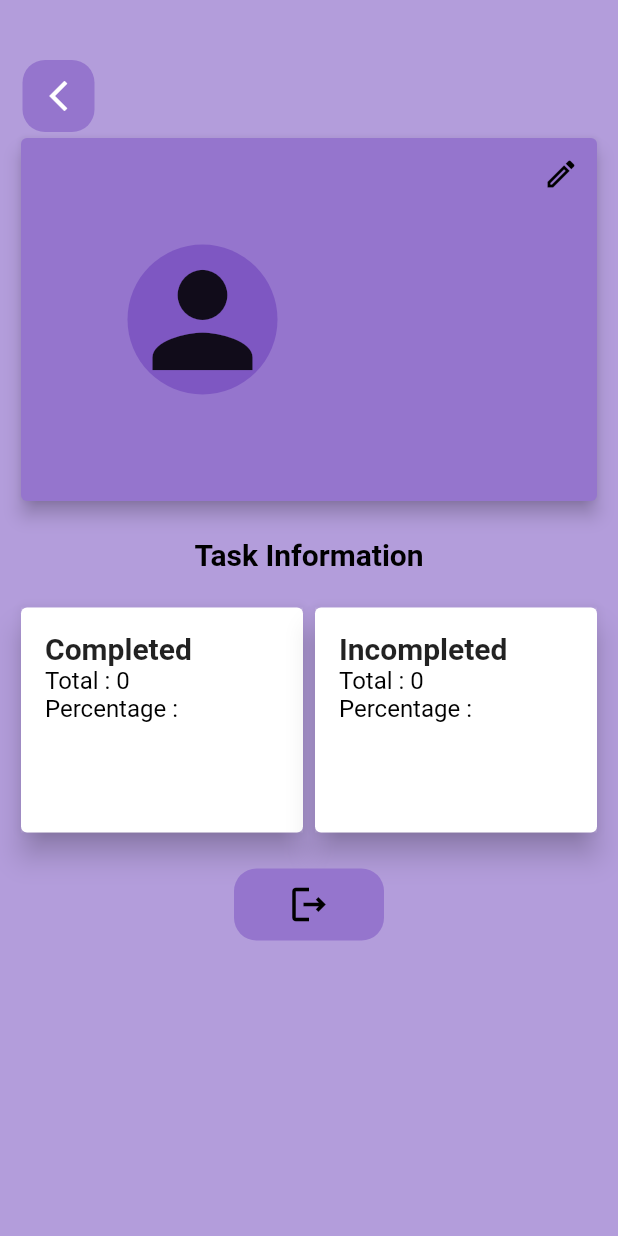
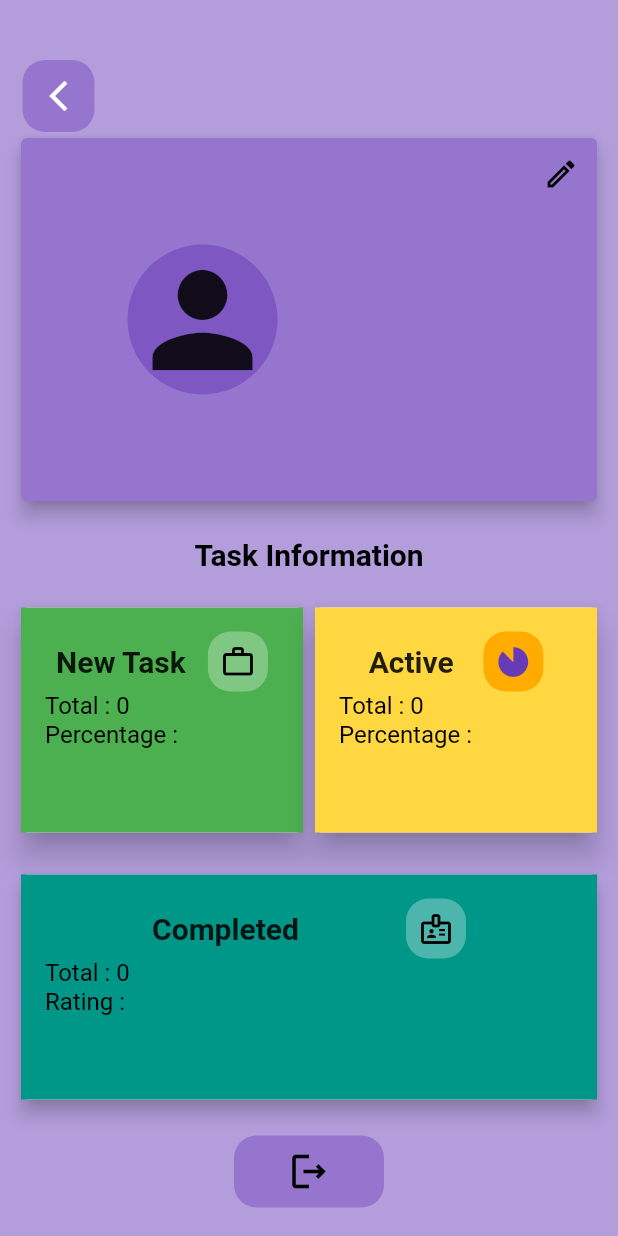
Before and after one commit to ripon1995/todo-mobile, a Flutter app: the ProfileView screen opened by its route, on a phone screen of 412 x 824 dp. Run offline on Flutter 3.47's test engine with Material 2 defaults, Android fonts, the phone set to English and light mode, and no system bars; our stand-ins replace dio, firebase_core, firebase_messaging, flutter_dotenv, get, get_storage and 1 more; accounts and stored records are empty.

```diff
--- a/lib/app/modules/profile/views/profile_view.dart
+++ b/lib/app/modules/profile/views/profile_view.dart
@@ -22,7 +22,7 @@ class ProfileView extends GetView<ProfileController> {
                   onTap: null,
                 ),
               ),
-              Container(
+              SizedBox(
                 height: 250,
                 child: Card(
                   color: Colors.deepPurple[300],
@@ -45,6 +45,10 @@ class ProfileView extends GetView<ProfileController> {
                 height: 20,
               ),
               _profileTaskInfo(),
+              const SizedBox(
+                height: 20,
+              ),
+              _completedTaskWidget(),
               const SizedBox(
                 height: 20,
               ),
@@ -111,24 +115,47 @@ class ProfileView extends GetView<ProfileController> {
   }
 
   Widget _profileTaskInfo() {
-    const textStyle = TextStyle(color: Colors.black, fontSize: 16);
     return Row(
       children: [
-        Expanded(
+        _newTaskWidget(),
+        _activeTaskWidget(),
+      ],
+    );
+  }
+
+  Widget _newTaskWidget() {
+    const textStyle = TextStyle(color: Colors.black, fontSize: 16);
+    return Expanded(
       flex: 1,
       child: Card(
         elevation: 8,
         child: Container(
-              color: Colors.white10,
+          color: Colors.green,
           height: 150,
           padding: const EdgeInsets.all(16),
           child: Obx(() => Column(
                 crossAxisAlignment: CrossAxisAlignment.start,
                 children: [
+                  Row(
+                    mainAxisAlignment: MainAxisAlignment.spaceAround,
+                    children: [
                       const Text(
-                        "Completed",
+                        "New Task",
                         style: TextStyle(
                             fontSize: 20, fontWeight: FontWeight.bold),
+                      ),
+                      Container(
+                        padding: const EdgeInsets.all(8),
+                        decoration: BoxDecoration(
+                          color: Colors.green[300],
+                          borderRadius: BorderRadius.circular(15),
+                        ),
+                        child: const Icon(
+                          Icons.work_outline,
+                          color: Colors.black,
+                        ),
+                      )
+                    ],
                   ),
                   Text(
                     'Total : ${controller.completedTotal.value.toString()}',
@@ -145,22 +172,41 @@ class ProfileView extends GetView<ProfileController> {
               )),
         ),
       ),
-        ),
-        Expanded(
+    );
+  }
+
+  Widget _activeTaskWidget() {
+    const textStyle = TextStyle(color: Colors.black, fontSize: 16);
+    return Expanded(
       flex: 1,
       child: Card(
         elevation: 8,
         child: Container(
-              color: Colors.white10,
+          color: Colors.amberAccent,
           height: 150,
           padding: const EdgeInsets.all(16),
           child: Obx(() => Column(
                 crossAxisAlignment: CrossAxisAlignment.start,
                 children: [
+                  Row(
+                    mainAxisAlignment: MainAxisAlignment.spaceEvenly,
+                    children: [
                       const Text(
-                        "Incompleted",
+                        "Active",
                         style: TextStyle(
                             fontSize: 20, fontWeight: FontWeight.bold),
+                      ),
+                      Container(
+                        padding: const EdgeInsets.all(8),
+                        decoration: BoxDecoration(
+                            color: Colors.amberAccent[700],
+                            borderRadius: BorderRadius.circular(15)),
+                        child: const Icon(
+                          Icons.incomplete_circle_outlined,
+                          color: Colors.deepPurple,
+                        ),
+                      )
+                    ],
                   ),
                   Text(
                     'Total : ${controller.inCompletedTotal.value.toString()}',
@@ -174,8 +220,55 @@ class ProfileView extends GetView<ProfileController> {
               )),
         ),
       ),
+    );
+  }
+
+  Widget _completedTaskWidget() {
+    const textStyle = TextStyle(color: Colors.black, fontSize: 16);
+    return Card(
+      elevation: 5,
+      child: Container(
+        color: Colors.teal,
+        height: 150,
+        padding: const EdgeInsets.all(16),
+        child: Obx(() => Column(
+              crossAxisAlignment: CrossAxisAlignment.start,
+              children: [
+                Row(
+                  mainAxisAlignment: MainAxisAlignment.spaceEvenly,
+                  children: [
+                    const Text(
+                      "Completed",
+                      style:
+                          TextStyle(fontSize: 20, fontWeight: FontWeight.bold),
+                    ),
+                    Container(
+                      padding: const EdgeInsets.all(8),
+                      decoration: BoxDecoration(
+                        color: Colors.teal[300],
+                        borderRadius: BorderRadius.circular(15),
+                      ),
+                      child: const Icon(
+                        Icons.badge_outlined,
+                        color: Colors.black,
+                      ),
+                    )
+                  ],
+                ),
+                Text(
+                  'Total : ${controller.completedTotal.value.toString()}',
+                  style: const TextStyle(
+                    color: Colors.black,
+                    fontSize: 16,
+                  ),
+                ),
+                const Text(
+                  'Rating : ',
+                  style: textStyle,
                 ),
               ],
+            )),
+      ),
     );
   }
 
```
Lines whose indentation alone changed are shown as unchanged.
